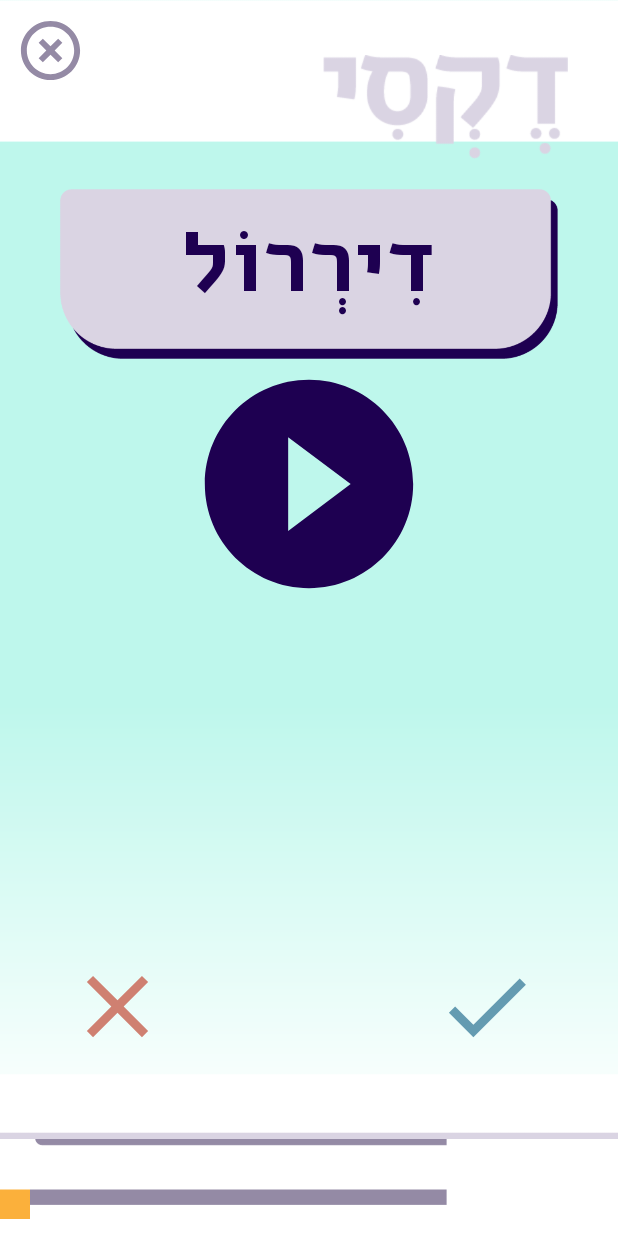
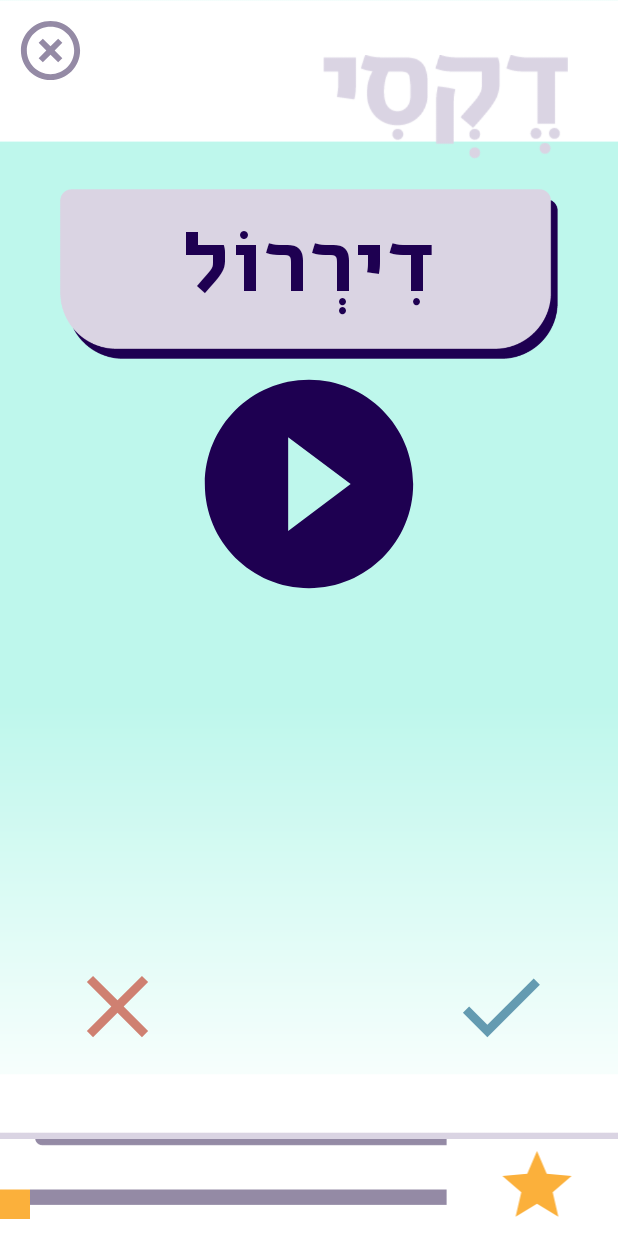
Before and after one commit to shellybekhor/Dexi, an Android app: the GameWordActivity screen opened directly, with no data from a screen before it, on a phone screen of 412 x 824 dp. Run offline under Robolectric (Android 15) with nearby library versions, the phone set to English and light mode, and no system bars.

Commit message:
new graphics!

```diff
--- /dev/null
+++ b/app/src/main/res/drawable/ic_star_black_24dp.xml
@@ -0,0 +1,5 @@
+<vector android:height="24dp" android:tint="#FBB03B"
+    android:viewportHeight="24.0" android:viewportWidth="24.0"
+    android:width="24dp" xmlns:android="http://schemas.android.com/apk/res/android">
+    <path android:fillColor="#FF000000" android:pathData="M12,17.27L18.18,21l-1.64,-7.03L22,9.24l-7.19,-0.61L12,2 9.19,8.63 2,9.24l5.46,4.73L5.82,21z"/>
+</vector>
--- a/app/src/main/res/layout/game_words_activity.xml
+++ b/app/src/main/res/layout/game_words_activity.xml
@@ -100,8 +100,9 @@
         android:id="@+id/success"
         android:layout_width="70dp"
         android:layout_height="70dp"
+        android:layout_alignParentEnd="true"
         android:layout_alignTop="@+id/fail"
-        android:layout_toEndOf="@+id/readWord"
+        android:layout_marginEnd="43dp"
         android:clickable="true"
         android:src="@drawable/ic_check_black_24dp" />
 
@@ -116,6 +117,14 @@
         android:clickable="true"
         android:src="@drawable/ic_close_black_24dp" />
 
+    <ImageView
+        android:id="@+id/imageView7"
+        android:layout_width="73dp"
+        android:layout_height="55dp"
+        android:layout_alignEnd="@+id/topLogo"
+        android:layout_alignTop="@+id/progress"
+        android:layout_marginEnd="-16dp"
+        app:srcCompat="@drawable/ic_star_black_24dp" />
 
 
 </RelativeLayout>
```
